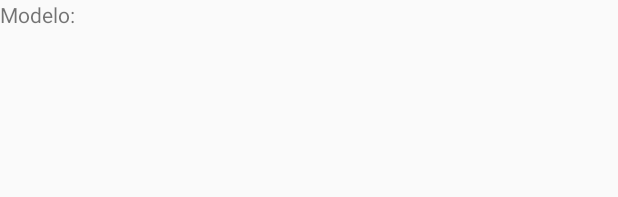
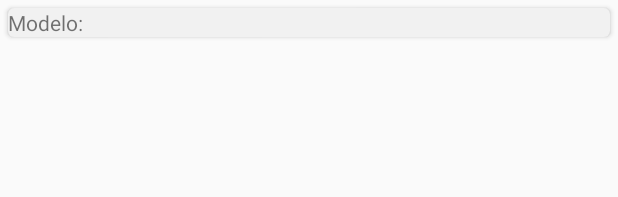
Before and after one commit to rodrigofmp/android-tutorial-cars, an Android app: the layout row_car_list.xml on its own in the app's theme, with its tools: preview values and no code run, on a phone screen of 412 x 824 dp. Shown: the top 197 px of the screen. Run offline under Robolectric (Android 15) with nearby library versions, the phone set to English and light mode, and no system bars.

Commit message:
Inclusão do cardview

```diff
--- a/app/build.gradle
+++ b/app/build.gradle
@@ -23,6 +23,7 @@ dependencies {
     implementation 'com.android.support:appcompat-v7:26.1.0'
     implementation 'com.android.support.constraint:constraint-layout:1.0.2'
     implementation 'com.android.support:recyclerview-v7:26.1.0'
+    implementation 'com.android.support:cardview-v7:26.1.0'
     testImplementation 'junit:junit:4.12'
     androidTestImplementation 'com.android.support.test:runner:1.0.1'
     androidTestImplementation 'com.android.support.test.espresso:espresso-core:3.0.1'
--- a/app/src/main/res/layout/row_car_list.xml
+++ b/app/src/main/res/layout/row_car_list.xml
@@ -1,8 +1,13 @@
 <?xml version="1.0" encoding="utf-8"?>
-<LinearLayout xmlns:android="http://schemas.android.com/apk/res/android"
+<android.support.v7.widget.CardView xmlns:android="http://schemas.android.com/apk/res/android"
+    xmlns:card_view="http://schemas.android.com/apk/res-auto"
+    android:id="@+id/card_view"
     android:layout_width="match_parent"
     android:layout_height="wrap_content"
-    android:orientation="vertical">
+    android:layout_margin="5dp"
+    card_view:cardBackgroundColor="@color/colorBackLight"
+    card_view:cardCornerRadius="4dp"
+    android:elevation="2dp">
 
     <TextView
         android:id="@+id/text_model"
@@ -10,4 +15,4 @@
         android:layout_height="wrap_content"
         android:text="@string/modelo" />
 
-</LinearLayout>
+</android.support.v7.widget.CardView>
--- a/app/src/main/res/values/colors.xml
+++ b/app/src/main/res/values/colors.xml
@@ -3,4 +3,5 @@
     <color name="colorPrimary">#990000</color>
     <color name="colorPrimaryDark">#772211</color>
     <color name="colorAccent">#FF4081</color>
+    <color name="colorBackLight">#F1F1F1</color>
 </resources>
```
